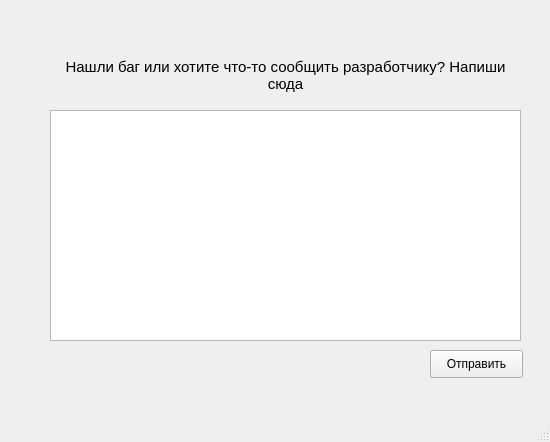
Above: prototype/bug.ui from DmitryKopcheny/Kursach before the change. Below: the same form after it.
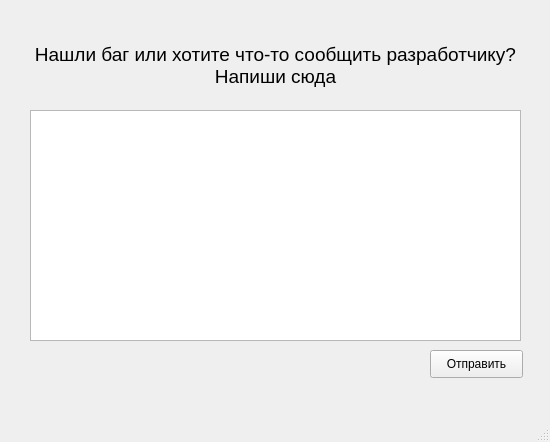
That is the form after the change. Icons and pictures are not drawn.

Diff of the .ui file:
```diff
--- a/prototype/bug.ui
+++ b/prototype/bug.ui
@@ -33,15 +33,15 @@
    <widget class="QLabel" name="label_2">
     <property name="geometry">
      <rect>
-      <x>50</x>
-      <y>40</y>
-      <width>471</width>
-      <height>71</height>
+      <x>20</x>
+      <y>10</y>
+      <width>511</width>
+      <height>111</height>
      </rect>
     </property>
     <property name="font">
      <font>
-      <pointsize>11</pointsize>
+      <pointsize>14</pointsize>
      </font>
     </property>
     <property name="acceptDrops">
@@ -63,12 +63,17 @@
    <widget class="QTextEdit" name="textEdit">
     <property name="geometry">
      <rect>
-      <x>50</x>
+      <x>30</x>
       <y>110</y>
-      <width>471</width>
+      <width>491</width>
       <height>231</height>
      </rect>
     </property>
+    <property name="font">
+     <font>
+      <pointsize>12</pointsize>
+     </font>
+    </property>
     <property name="overwriteMode">
      <bool>false</bool>
     </property>
```
